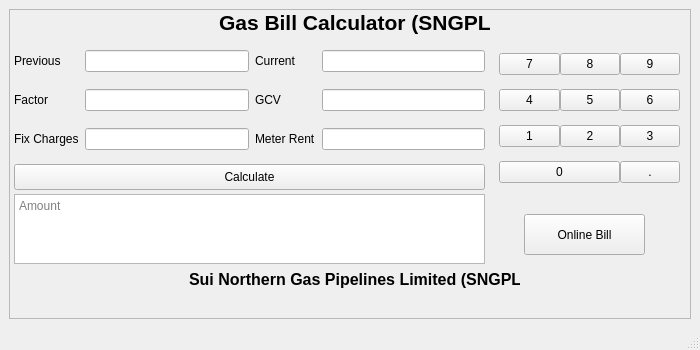
First picture: the form in task1/GasCal.ui, repository zahidamin/Python, before the edit.
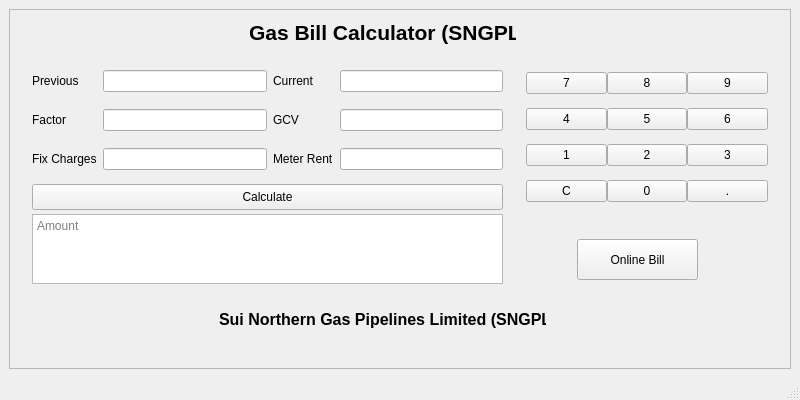
Second picture: the form after the edit.

Patch:
```diff
--- a/task1/GasCal.ui
+++ b/task1/GasCal.ui
@@ -6,8 +6,8 @@
    <rect>
     <x>0</x>
     <y>0</y>
-    <width>700</width>
-    <height>350</height>
+    <width>800</width>
+    <height>400</height>
    </rect>
   </property>
   <property name="windowTitle">
@@ -26,8 +26,8 @@
       <widget class="QPushButton" name="pushCalculate">
        <property name="geometry">
         <rect>
-         <x>5</x>
-         <y>155</y>
+         <x>23</x>
+         <y>175</y>
          <width>471</width>
          <height>26</height>
         </rect>
@@ -39,8 +39,8 @@
       <widget class="QWidget" name="formLayoutWidget">
        <property name="geometry">
         <rect>
-         <x>5</x>
-         <y>30</y>
+         <x>23</x>
+         <y>50</y>
          <width>471</width>
          <height>124</height>
         </rect>
@@ -114,9 +114,9 @@
       <widget class="QWidget" name="gridLayoutWidget">
        <property name="geometry">
         <rect>
-         <x>490</x>
-         <y>30</y>
-         <width>181</width>
+         <x>517</x>
+         <y>49</y>
+         <width>242</width>
          <height>161</height>
         </rect>
        </property>
@@ -224,7 +224,7 @@
           </property>
          </widget>
         </item>
-        <item row="3" column="0" colspan="2">
+        <item row="3" column="1">
          <widget class="QPushButton" name="push_0">
           <property name="text">
            <string>0</string>
@@ -234,13 +234,23 @@
           </property>
          </widget>
         </item>
+        <item row="3" column="0">
+         <widget class="QPushButton" name="push_c">
+          <property name="text">
+           <string>C</string>
+          </property>
+          <property name="shortcut">
+           <string>0</string>
+          </property>
+         </widget>
+        </item>
        </layout>
       </widget>
       <widget class="QPlainTextEdit" name="totAmount">
        <property name="geometry">
         <rect>
-         <x>5</x>
-         <y>185</y>
+         <x>23</x>
+         <y>205</y>
          <width>471</width>
          <height>70</height>
         </rect>
@@ -252,10 +262,10 @@
       <widget class="QLabel" name="header">
        <property name="geometry">
         <rect>
-         <x>180</x>
-         <y>250</y>
-         <width>331</width>
-         <height>41</height>
+         <x>210</x>
+         <y>300</y>
+         <width>327</width>
+         <height>20</height>
         </rect>
        </property>
        <property name="maximumSize">
@@ -277,8 +287,8 @@
       <widget class="QPushButton" name="pushOnlineBill">
        <property name="geometry">
         <rect>
-         <x>515</x>
-         <y>205</y>
+         <x>568</x>
+         <y>230</y>
          <width>121</width>
          <height>41</height>
         </rect>
@@ -290,9 +300,9 @@
       <widget class="QLabel" name="footer">
        <property name="geometry">
         <rect>
-         <x>210</x>
-         <y>0</y>
-         <width>271</width>
+         <x>240</x>
+         <y>10</y>
+         <width>267</width>
          <height>26</height>
         </rect>
        </property>
```
Left out of the diff: 2 changed lines with no effect on the pictures.
